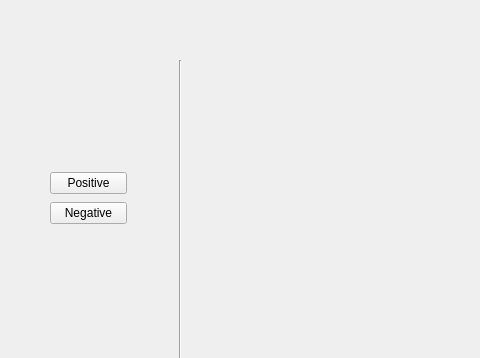
First picture: the form in show_image_qt/showimage.ui, repository MohammadB88/image_music_sentiment, before the edit; both pictures show x 0 to 480 and y 0 to 358 of the 591 by 494 pixel window.
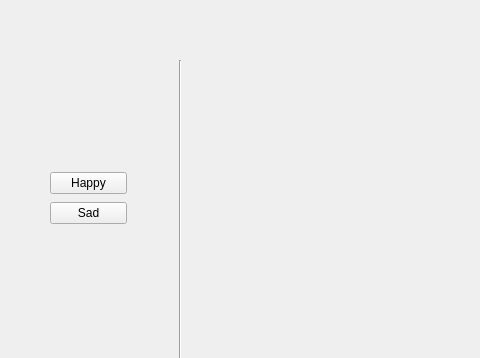
Second picture: the form after the edit. Icons and pictures are not drawn.

```diff
--- a/show_image_qt/showimage.ui
+++ b/show_image_qt/showimage.ui
@@ -64,14 +64,14 @@
     <item>
      <widget class="QPushButton" name="pushButton_pos">
       <property name="text">
-       <string>Positive</string>
+       <string>Happy</string>
       </property>
      </widget>
     </item>
     <item>
      <widget class="QPushButton" name="pushButton_neg">
       <property name="text">
-       <string>Negative</string>
+       <string>Sad</string>
       </property>
      </widget>
     </item>
```
Left out of the diff: 8 changed lines with no effect on the pictures.
